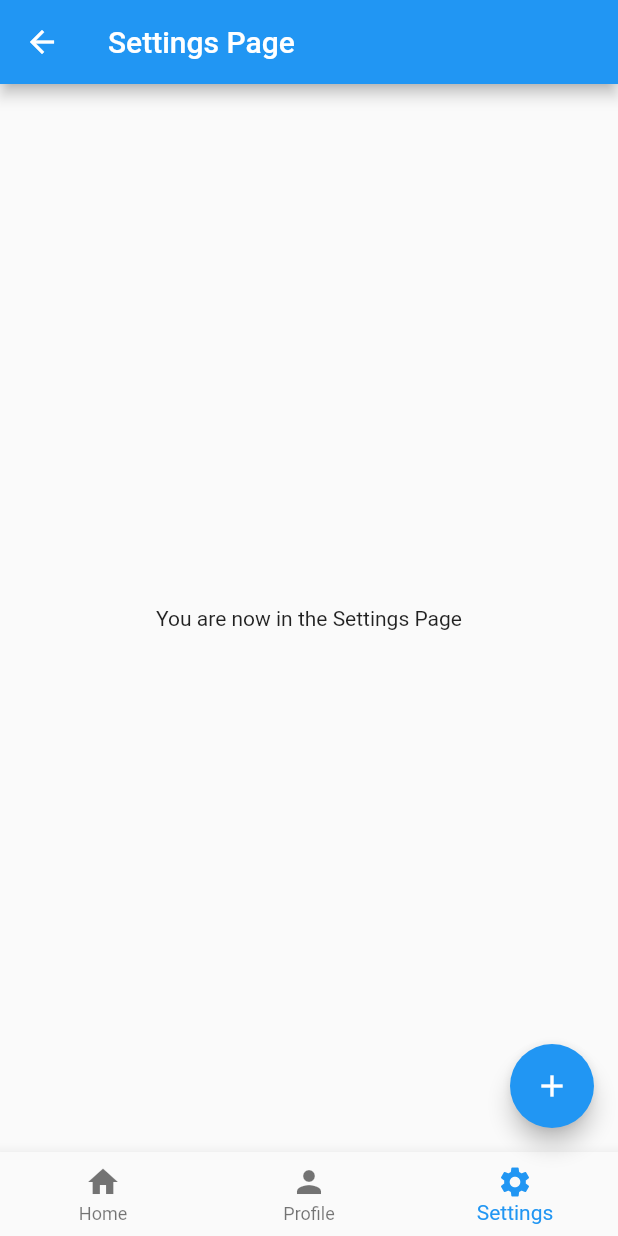
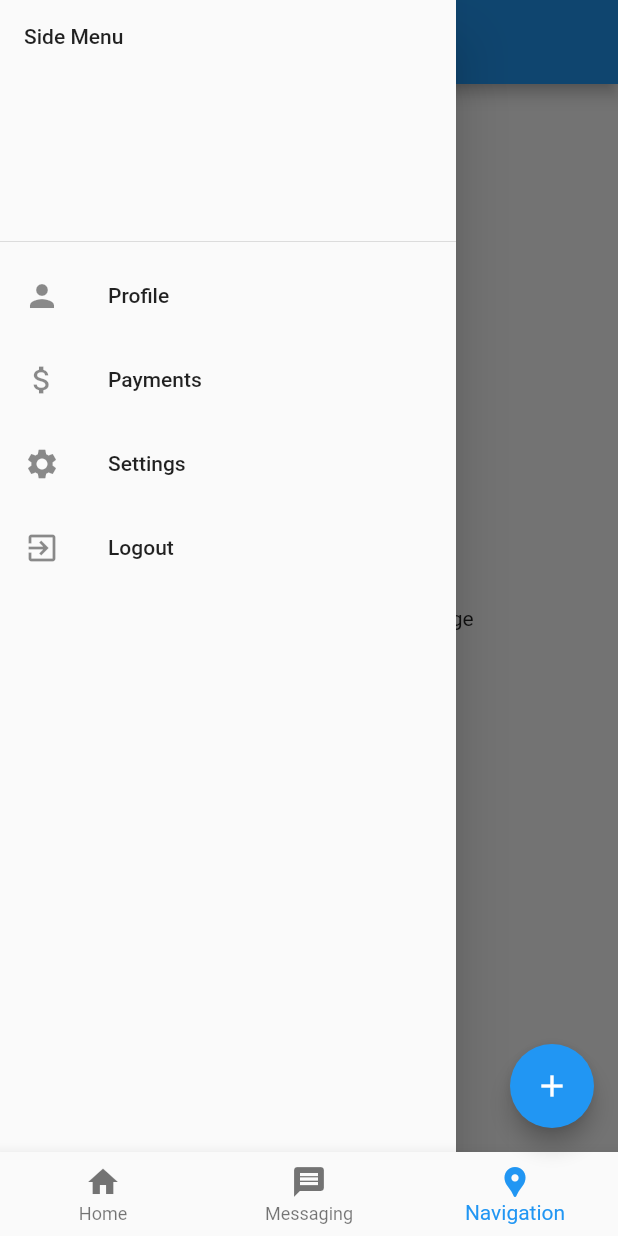
Before and after one commit to LuisDLF98/doers_app, a Flutter app: the MyHomePage screen opened directly, item 3 of the bottom bar chosen, with the side drawer open (before the commit the screen has no drawer), on a phone screen of 412 x 824 dp. Run offline on Flutter 3.47's test engine with Material 2 defaults, Android fonts, the light colour scheme and no system bars; our stand-ins replace animated_text_kit, cloud_firestore, firebase_core, google_sign_in, modal_progress_hud; accounts and stored records are empty.

Commit message:
Added pages to the side bar.

```diff
--- a/lib/main.dart
+++ b/lib/main.dart
@@ -8,6 +8,9 @@ import 'package:doers_app/side_bar.dart';
 import 'package:doers_app/home_screen.dart';
 import 'package:doers_app/profile_screen.dart';
 import 'package:doers_app/settings_screen.dart';
+import 'package:doers_app/payment_screen.dart';
+import 'package:doers_app/messaging_screen.dart';
+import 'package:doers_app/navigation_screen.dart';
 
 
 void main() async {
@@ -50,6 +53,9 @@ class FlashChat extends StatelessWidget {
           HomeScreen.id: (context) => HomeScreen(),
           ProfileScreen.id: (context) => ProfileScreen(),
           SettingsScreen.id: (context) => SettingsScreen(),
+          MessagingScreen.id: (context) => MessagingScreen(),
+          PaymentsScreen.id: (context) => PaymentsScreen(),
+          NavigationScreen.id: (context) => NavigationScreen(),
           //ChatScreen.id: (context) => ChatScreen(),
         }
     );
@@ -101,12 +107,12 @@ class _MyHomePageState extends State<MyHomePage> {
             icon: Icon(Icons.home),
           ),
           BottomNavigationBarItem(
-            label: 'Profile',
-            icon: Icon(Icons.person),
+            label: 'Messaging',
+            icon: Icon(Icons.message),
           ),
           BottomNavigationBarItem(
-            label: 'Settings',
-            icon: Icon(Icons.settings),
+            label: 'Navigation',
+            icon: Icon(Icons.location_pin),
           ),
         ],
         currentIndex: _currentTab,
@@ -133,8 +139,8 @@ class _MyHomePageState extends State<MyHomePage> {
           index: pageNum,
           children: [
             HomeScreen(),
-            ProfileScreen(),
-            SettingsScreen(),
+            MessagingScreen(),
+            NavigationScreen(),
             DetailsScreen(),
           ],
         ),
--- /dev/null
+++ b/lib/navigation_screen.dart
@@ -0,0 +1,59 @@
+import 'package:flutter/material.dart';
+import 'package:doers_app/side_bar.dart';
+
+class NavigationScreen extends StatefulWidget {
+  NavigationScreen({Key key}) : super(key: key);
+  static const String id = 'navigation_screen';
+
+  // This widget is the home page of your application. It is stateful, meaning
+  // that it has a State object (defined below) that contains fields that affect
+  // how it looks.
+
+  // This class is the configuration for the state. It holds the values (in this
+  // case the title) provided by the parent (in this case the App widget) and
+  // used by the build method of the State. Fields in a Widget subclass are
+  // always marked "final".
+
+  @override
+  _NavigationScreen createState() => _NavigationScreen();
+}
+
+class _NavigationScreen extends State<NavigationScreen> {
+  @override
+  Widget build(BuildContext context) {
+    return Scaffold(
+      drawer: NavDrawer(),
+      appBar: AppBar(
+        // Here we take the value from the MyHomePage object that was created by
+        // the App.build method, and use it to set our appbar title.
+        title: Text('Navigation'),
+      ),
+      body: Center(
+        // Center is a layout widget. It takes a single child and positions it
+        // in the middle of the parent.
+        child: Column(
+          // Column is also a layout widget. It takes a list of children and
+          // arranges them vertically. By default, it sizes itself to fit its
+          // children horizontally, and tries to be as tall as its parent.
+          //
+          // Invoke "debug painting" (press "p" in the console, choose the
+          // "Toggle Debug Paint" action from the Flutter Inspector in Android
+          // Studio, or the "Toggle Debug Paint" command in Visual Studio Code)
+          // to see the wireframe for each widget.
+          //
+          // Column has various properties to control how it sizes itself and
+          // how it positions its children. Here we use mainAxisAlignment to
+          // center the children vertically; the main axis here is the vertical
+          // axis because Columns are vertical (the cross axis would be
+          // horizontal).
+          mainAxisAlignment: MainAxisAlignment.center,
+          children: <Widget>[
+            Text(
+              'You are now in the Navigation Page',
+            ),
+          ],
+        ),
+      ),// This trailing comma makes auto-formatting nicer for build methods.
+    );
+  }
+}
--- a/lib/profile_screen.dart
+++ b/lib/profile_screen.dart
@@ -25,7 +25,7 @@ class _ProfileScreen extends State<ProfileScreen> {
       appBar: AppBar(
         // Here we take the value from the MyHomePage object that was created by
         // the App.build method, and use it to set our appbar title.
-        title: Text('Profile Page'),
+        title: Text('Profile'),
       ),
       body: Center(
         // Center is a layout widget. It takes a single child and positions it
--- a/lib/settings_screen.dart
+++ b/lib/settings_screen.dart
@@ -25,7 +25,7 @@ class _SettingsScreen extends State<SettingsScreen> {
       appBar: AppBar(
         // Here we take the value from the MyHomePage object that was created by
         // the App.build method, and use it to set our appbar title.
-        title: Text('Settings Page'),
+        title: Text('Settings'),
       ),
       body: Center(
         // Center is a layout widget. It takes a single child and positions it
--- a/lib/side_bar.dart
+++ b/lib/side_bar.dart
@@ -1,5 +1,7 @@
+import 'package:doers_app/settings_screen.dart';
 import 'package:flutter/material.dart';
 import 'package:doers_app/profile_screen.dart';
+import 'package:doers_app/payment_screen.dart';
 
 class NavDrawer extends StatelessWidget {
   @override
@@ -14,14 +16,19 @@ class NavDrawer extends StatelessWidget {
             ),
           ),
           ListTile(
-            leading: Icon(Icons.verified_user),
+            leading: Icon(Icons.person),
             title: Text('Profile'),
             onTap: () => {Navigator.pushNamed(context, ProfileScreen.id)},
           ),
           ListTile(
+            leading: Icon(Icons.attach_money),
+            title: Text('Payments'),
+            onTap: () => {Navigator.pushNamed(context, PaymentsScreen.id)},
+          ),
+          ListTile(
             leading: Icon(Icons.settings),
             title: Text('Settings'),
-            onTap: () => {Navigator.of(context).pop()},
+            onTap: () => {Navigator.pushNamed(context, SettingsScreen.id)},
           ),
           ListTile(
             leading: Icon(Icons.exit_to_app),
```
Also changed, not shown: lib/messaging_screen.dart (added, +59 -0 lines), lib/payment_screen.dart (added, +57 -0 lines).
